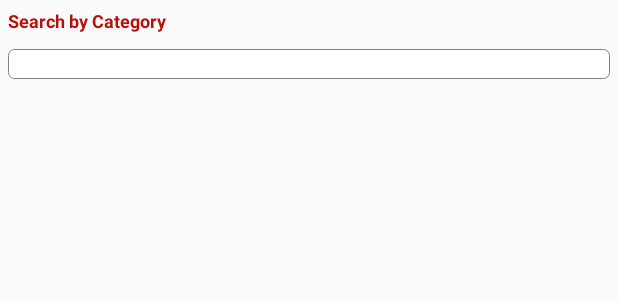
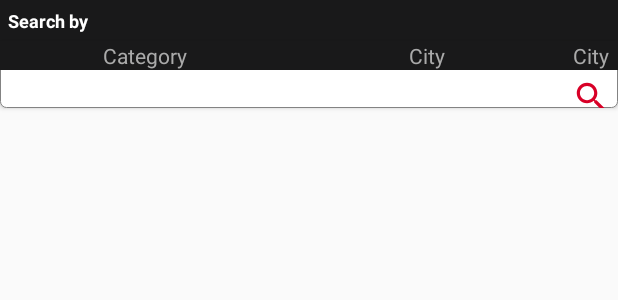
Before and after one commit to DeveloperManis1224/SampleDesigns, an Android app: the layout activity_prdouct.xml on its own in the app's theme, with its tools: preview values and no code run, on a phone screen of 412 x 824 dp. Shown: the top 300 px of the screen. Run offline under Robolectric (Android 15) with nearby library versions, the phone set to English and light mode, and no system bars; network calls fail.

Commit message:
add cart option Added

```diff
--- a/app/src/main/AndroidManifest.xml
+++ b/app/src/main/AndroidManifest.xml
@@ -49,9 +49,11 @@
             android:name=".Activities.ProductDetails"
             android:label="Product Details"
             android:theme="@style/AppTheme" />
-        <activity android:name=".Activities.ContactUs"
+        <activity
+            android:name=".Activities.ContactUs"
             android:label="Contact Us"
-            android:theme="@style/AppTheme"></activity>
+            android:theme="@style/AppTheme" />
+        <activity android:name=".Activities.CartActivity"></activity>
     </application>
 
 </manifest>
--- a/app/src/main/java/com/app/android/deal/club/sampledesigns/Activities/HomeActivity.java
+++ b/app/src/main/java/com/app/android/deal/club/sampledesigns/Activities/HomeActivity.java
@@ -265,7 +265,6 @@ public class HomeActivity extends AppCompatActivity
         return true;
     }
 
-
     private void getRecentProducts() {
         RequestQueue queue = Volley.newRequestQueue(this);
         String url = "http://adinn.candyrestaurant.com/api/product";
@@ -311,11 +310,9 @@ public class HomeActivity extends AppCompatActivity
                                     String sts = resObject.getString("status");
                                     productDataList.add(new RecentPrdocutData(uId,productName,price,size,sft,type,printingCost,mountingCost
                                     ,totalCost,description,image,stateId,city_id,categoryId,sts));
-
                                     RecentProductAdapter radapter = new RecentProductAdapter(productDataList);
                                     List_view.setAdapter(radapter);
                                 }
-
                             }
                             else if (loginStatus.equalsIgnoreCase(Constants.RESULT_FAILED))
                             {
--- a/app/src/main/java/com/app/android/deal/club/sampledesigns/Utils/Constants.java
+++ b/app/src/main/java/com/app/android/deal/club/sampledesigns/Utils/Constants.java
@@ -34,7 +34,8 @@ public class Constants  {
     public static final String PAGE_BEST_BANNERS = "best";
     public static final String PAGE_RECENT_BANNERS = "recent";
 
+    public static final String PRODUCT_NOT_AVAILABLE = "1";
+    public static final String PRODUCT_AVAILABLE = "0";
     public static final String RESULT_SUCCESS = "1";
     public static final String RESULT_FAILED = "0";
-
 }
--- /dev/null
+++ b/app/src/main/res/drawable/search_icon.xml
@@ -0,0 +1,5 @@
+<vector android:height="24dp" android:tint="#D80027"
+    android:viewportHeight="24.0" android:viewportWidth="24.0"
+    android:width="24dp" xmlns:android="http://schemas.android.com/apk/res/android">
+    <path android:fillColor="#FF000000" android:pathData="M15.5,14h-0.79l-0.28,-0.27C15.41,12.59 16,11.11 16,9.5 16,5.91 13.09,3 9.5,3S3,5.91 3,9.5 5.91,16 9.5,16c1.61,0 3.09,-0.59 4.23,-1.57l0.27,0.28v0.79l5,4.99L20.49,19l-4.99,-5zM9.5,14C7.01,14 5,11.99 5,9.5S7.01,5 9.5,5 14,7.01 14,9.5 11.99,14 9.5,14z"/>
+</vector>
--- /dev/null
+++ b/app/src/main/res/drawable/shop_cart.xml
@@ -0,0 +1,5 @@
+<vector android:height="24dp" android:tint="#D80027"
+    android:viewportHeight="24.0" android:viewportWidth="24.0"
+    android:width="24dp" xmlns:android="http://schemas.android.com/apk/res/android">
+    <path android:fillColor="#FF000000" android:pathData="M7,18c-1.1,0 -1.99,0.9 -1.99,2S5.9,22 7,22s2,-0.9 2,-2 -0.9,-2 -2,-2zM1,2v2h2l3.6,7.59 -1.35,2.45c-0.16,0.28 -0.25,0.61 -0.25,0.96 0,1.1 0.9,2 2,2h12v-2L7.42,15c-0.14,0 -0.25,-0.11 -0.25,-0.25l0.03,-0.12 0.9,-1.63h7.45c0.75,0 1.41,-0.41 1.75,-1.03l3.58,-6.49c0.08,-0.14 0.12,-0.31 0.12,-0.48 0,-0.55 -0.45,-1 -1,-1L5.21,4l-0.94,-2L1,2zM17,18c-1.1,0 -1.99,0.9 -1.99,2s0.89,2 1.99,2 2,-0.9 2,-2 -0.9,-2 -2,-2z"/>
+</vector>
--- a/app/src/main/res/layout/activity_prdouct.xml
+++ b/app/src/main/res/layout/activity_prdouct.xml
@@ -10,18 +10,51 @@
         android:layout_height="wrap_content"
         android:gravity="center"
         android:orientation="vertical">
+
+        <LinearLayout
+            android:layout_width="match_parent"
+            android:layout_height="wrap_content"
+            android:background="@color/colorPrimaryDark"
+            android:orientation="horizontal">
+
             <TextView
                 android:layout_width="match_parent"
                 android:layout_height="wrap_content"
                 android:textStyle="bold"
-            android:textColor="@color/colorAccent"
+                android:textColor="@android:color/white"
                 android:padding="5dp"
                 android:id="@+id/hint_search"
                 android:textSize="12sp"
-            android:text="Search by Category"/>
+                android:text="Search by"/>
 
+
+        </LinearLayout>
+
+
+        <LinearLayout
+            android:layout_width="match_parent"
+            android:layout_height="wrap_content"
+            android:layout_weight="4"
+            android:elevation="2dp"
+            android:background="@drawable/layout_bg"
+            android:orientation="horizontal">
+
+            <LinearLayout
+                android:layout_width="wrap_content"
+                android:layout_height="wrap_content"
+                android:layout_weight="1"
+
+                android:orientation="vertical">
+
+                <TextView
+                    android:layout_width="match_parent"
+                    android:layout_height="wrap_content"
+                    android:gravity="center"
+                    android:background="@color/colorPrimaryDark"
+                    android:textColor="@android:color/darker_gray"
+                    android:text="Category"/>
                 <Spinner
-            android:layout_width="match_parent"
+                    android:layout_width="wrap_content"
                     android:layout_height="wrap_content"
                     android:id="@+id/spin_category"
                     android:padding="10dp"
@@ -29,6 +62,56 @@
                     android:layout_marginLeft="5dp"
                     android:layout_marginRight="5dp"
                     android:background="@drawable/layout_bg"/>
+
+            </LinearLayout>
+
+            <LinearLayout
+                android:layout_width="wrap_content"
+                android:layout_height="wrap_content"
+                android:layout_weight="1"
+                android:orientation="vertical">
+
+                <TextView
+                    android:layout_width="match_parent"
+                    android:layout_height="wrap_content"
+                    android:gravity="center"
+                    android:textColor="@android:color/darker_gray"
+                    android:background="@color/colorPrimaryDark"
+                    android:text="City"/>
+                <Spinner
+                    android:layout_width="wrap_content"
+                    android:layout_height="wrap_content"
+                    android:id="@+id/spin_city"
+                    android:padding="6dp"
+                    android:background="@drawable/layout_bg"/>
+
+            </LinearLayout>
+            <LinearLayout
+                android:layout_width="wrap_content"
+                android:layout_height="match_parent"
+                android:orientation="vertical">
+                <TextView
+                    android:layout_width="match_parent"
+                    android:layout_height="wrap_content"
+                    android:gravity="center"
+                    android:textColor="@android:color/darker_gray"
+                    android:background="@color/colorPrimaryDark"
+                    android:text="City"/>
+
+                <TextView
+                    android:layout_width="25dp"
+                    android:layout_height="25dp"
+                    android:id="@+id/btn_filter_search"
+                    android:background="@drawable/search_icon"
+                    android:layout_marginTop="5dp"
+                    android:layout_marginLeft="5dp"
+                    android:layout_marginRight="5dp" />
+
+            </LinearLayout>
+
+        </LinearLayout>
+
+
 
         <android.support.v7.widget.RecyclerView
             android:layout_width="match_parent"
--- a/app/src/main/res/menu/activity_home_drawer.xml
+++ b/app/src/main/res/menu/activity_home_drawer.xml
@@ -16,6 +16,10 @@
             android:id="@+id/nav_products"
             android:icon="@drawable/icon_products"
             android:title="Products" />
+        <item
+            android:id="@+id/nav_cart"
+            android:icon="@drawable/shop_cart"
+            android:title="My Cart" />
         <item
             android:id="@+id/nav_wishlist"
             android:icon="@drawable/icon_wishlist"
```
Also changed, not shown: app/src/main/java/com/app/android/deal/club/sampledesigns/Activities/CartActivity.java (added, +99 -0 lines), app/src/main/java/com/app/android/deal/club/sampledesigns/Activities/ProductDetails.java (+198 -12 lines), app/src/main/res/layout/activity_cart.xml (added, +15 -0 lines). Lines whose indentation alone changed are shown as unchanged.
